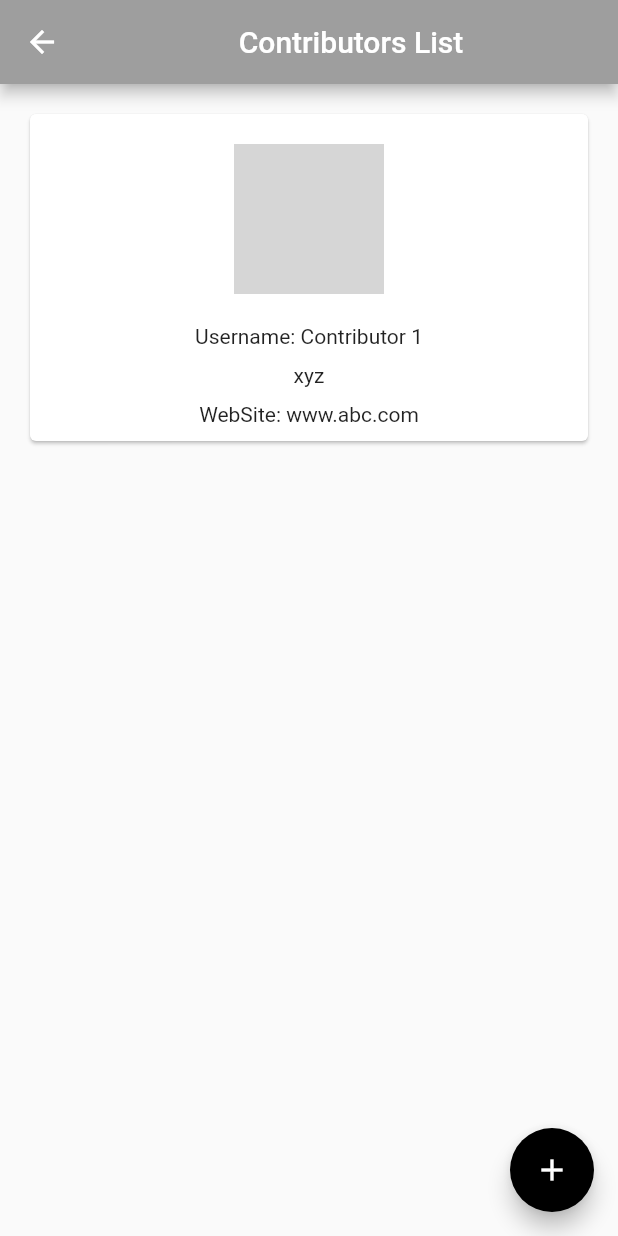
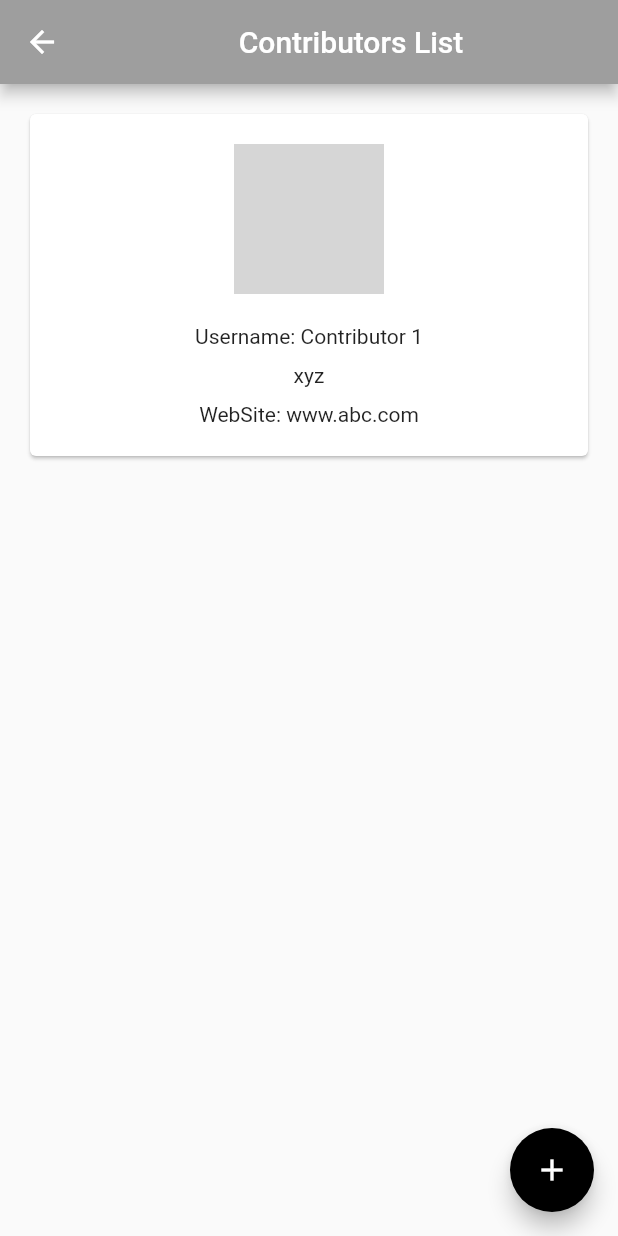
Before and after one commit to C-Harshul/github_flutter, a Flutter app: the Contributors screen opened by its route, on a phone screen of 412 x 824 dp. Run offline on Flutter 3.47's test engine with Material 2 defaults, Android fonts, the phone set to English and light mode, and no system bars; our stand-ins replace flutter_svg; network calls fail; grey boxes are pictures that could not be loaded.

```diff
--- a/lib/widgets/contributor_card.dart
+++ b/lib/widgets/contributor_card.dart
@@ -23,23 +23,10 @@ class ContCard extends StatelessWidget {
               Text('$desc'),
             SizedBox(height: 10),
               Text('WebSite: $webSite'),
-            SizedBox(height: 10),
+            SizedBox(height: 20),
           ],
         ),
-//        child: ListTile(
-//          title:Column(
-//            crossAxisAlignment: CrossAxisAlignment.start,
-//            children: <Widget>[
-//              Text('Username: $userName'),
-//              Text('$desc'),
-//              Text('WebSite: $webSite'),
-//            ],
-//          ),
-//          leading: Padding(
-//            padding: const EdgeInsets.all(8.0),
-//            child: Image.network(dispImg),
-//          ),
-//        ),
+
       ),
     );
   }
--- a/pubspec.yaml
+++ b/pubspec.yaml
@@ -49,7 +49,7 @@ flutter:
 
   # To add assets to your application, add an assets section, like this:
   assets:
-    - assets/images/
+    - assets/
   # An image asset can refer to one or more resolution-specific "variants", see
   # https://flutter.dev/assets-and-images/#resolution-aware.
 
```
Also changed, not shown: lib/screens/info_page.dart (+8 -6 lines), assets/git.png (renamed from assets/images/git.png), assets/ieee.png (renamed from assets/images/ieee.png).
